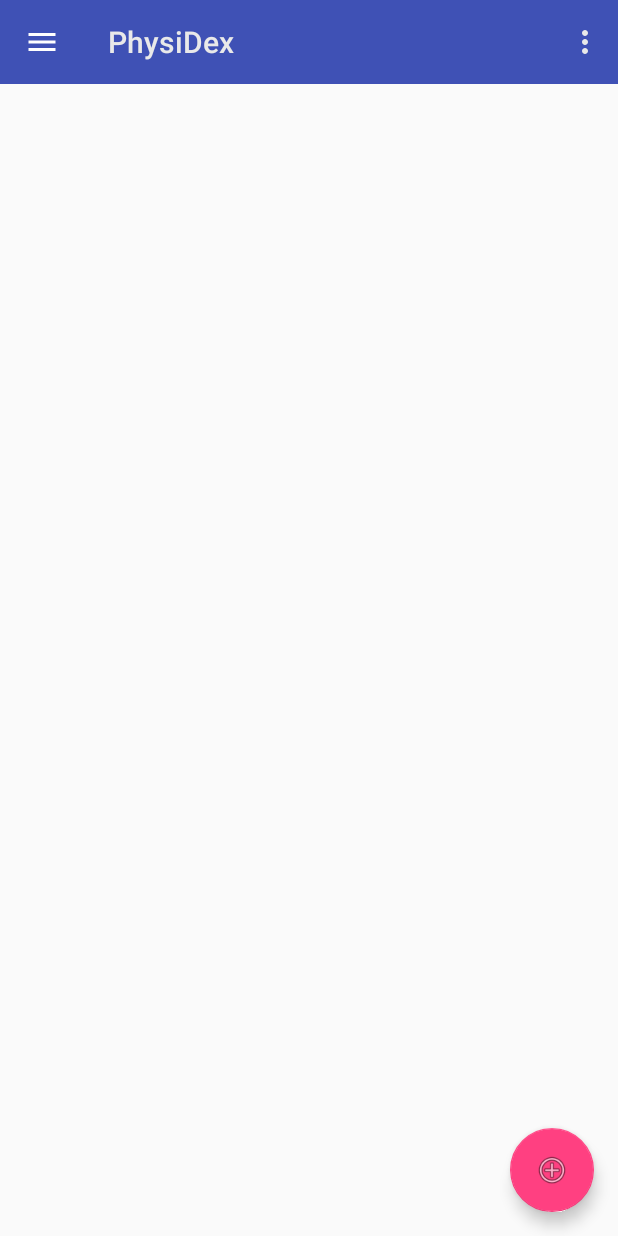
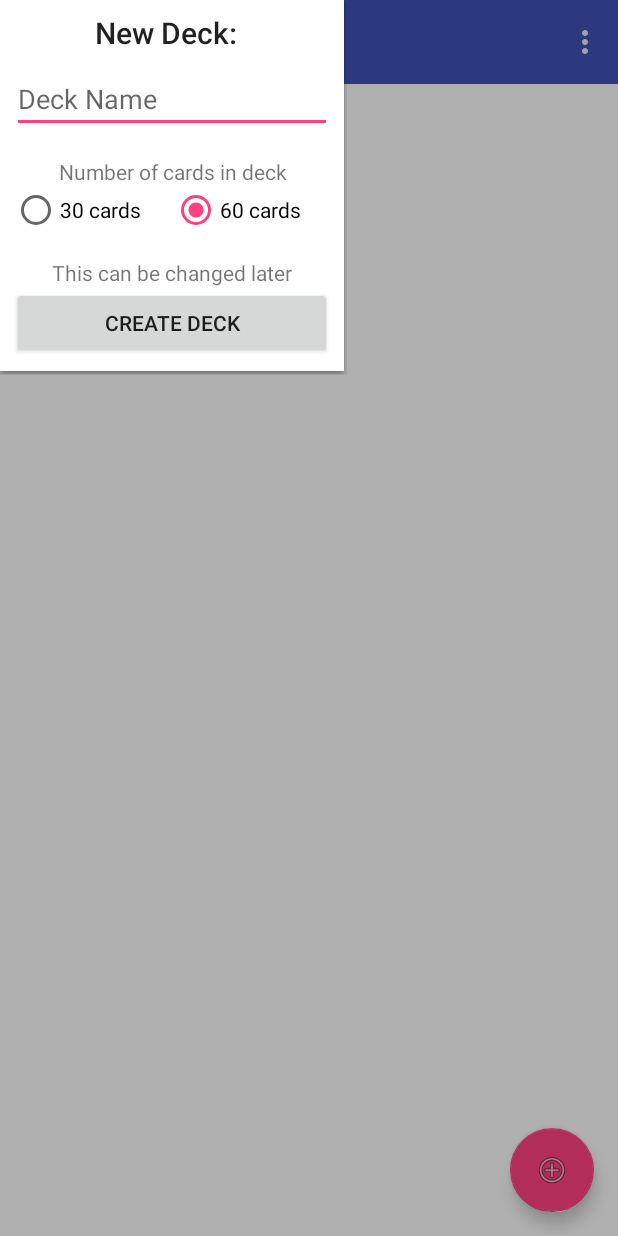
Before and after one commit to garveyn/PhysiDex, an Android app: the fragment DeckManagerFragment placed in its activity, after a tap on an icon or button, on a phone screen of 412 x 824 dp. Run offline under Robolectric (Android 15) with nearby library versions, the phone set to English and light mode, and no system bars; our stand-ins replace Room's generated code; libraries missing offline, so code that uses them is left out: io.pokemontcg, io.pokemontcg.model; 1 statement that could not run was skipped.

Commit message:
Added the ability to add decks

```diff
--- a/app/src/main/java/com/physidex/physidex/pages/DeckDetailActivity.kt
+++ b/app/src/main/java/com/physidex/physidex/pages/DeckDetailActivity.kt
@@ -25,6 +25,7 @@ class DeckDetailActivity : AppCompatActivity() {
         viewManager = LinearLayoutManager(this)
         viewAdapter = DeckDetailAdapter(this)
 
+
         recyclerView = findViewById<RecyclerView>(R.id.recyclerView).apply {
 
             setHasFixedSize(true)
--- a/app/src/main/java/com/physidex/physidex/pages/DeckManagerFragment.kt
+++ b/app/src/main/java/com/physidex/physidex/pages/DeckManagerFragment.kt
@@ -1,13 +1,15 @@
 package com.physidex.physidex.pages
 
+import android.content.Context
 import android.os.Bundle
+import android.view.*
+import android.widget.Button
 import androidx.fragment.app.Fragment
 import androidx.recyclerview.widget.LinearLayoutManager
 import androidx.recyclerview.widget.RecyclerView
-import android.view.LayoutInflater
-import android.view.View
-import android.view.ViewGroup
 import android.widget.EditText
+import android.widget.PopupWindow
+import androidx.constraintlayout.widget.ConstraintLayout
 import androidx.lifecycle.Observer
 import androidx.lifecycle.ViewModelProviders
 import com.google.android.material.floatingactionbutton.FloatingActionButton
@@ -16,6 +18,8 @@ import com.physidex.physidex.adapters.DeckAdapter
 import com.physidex.physidex.database.viewmodels.DeckManagerViewModel
 import com.physidex.physidex.decorations.SeparatorItemDecoration
 import com.physidex.physidex.testClasses.TestData
+
+
 
 class DeckManagerFragment : Fragment(), View.OnClickListener {
 
@@ -60,12 +64,46 @@ class DeckManagerFragment : Fragment(), View.OnClickListener {
         var button: FloatingActionButton = view.findViewById(R.id.new_deck)
         button.setOnClickListener(this)
 
+
+
         return view
     }
 
+
+    /**
+     * Code adapted from:
+     * https://stackoverflow.com/questions/35874001/dim-the-background-using-popupwindow-in-android/46711174
+     *
+     */
+    private fun PopupWindow.dimBehind() {
+        val container = contentView.rootView
+        val context = contentView.context
+        val wm = context.getSystemService(Context.WINDOW_SERVICE) as WindowManager
+        val p = container.layoutParams as WindowManager.LayoutParams
+        p.flags = p.flags or WindowManager.LayoutParams.FLAG_DIM_BEHIND
+        p.dimAmount = 0.3f
+        wm.updateViewLayout(container, p)
+    }
+
     override fun onClick(v: View?) {
-        // do something in response to the button
-        val editText = view!!.findViewById<EditText>(R.id.editText)
+        // Bring up new deck popup
+        val inflater = LayoutInflater.from(context)
+
+        val popupView = inflater.inflate(R.layout.new_deck_popup, null)
+
+        val createDeckPopup = PopupWindow(popupView, ConstraintLayout.LayoutParams.WRAP_CONTENT,
+                ConstraintLayout.LayoutParams.WRAP_CONTENT, true).apply {
+            showAtLocation(view, Gravity.CENTER, 0, 0)
+            dimBehind()
+        }
+
+        val createDeckName = popupView.findViewById<EditText>(R.id.new_deck_name)
+        val createDeckButton = popupView.findViewById<Button>(R.id.new_deck_create)
+
+        createDeckButton.setOnClickListener {
+            // TODO Create a deck
+        }
+
 
     }
 
--- /dev/null
+++ b/app/src/main/res/layout/new_deck_popup.xml
@@ -0,0 +1,95 @@
+<?xml version="1.0" encoding="utf-8"?>
+<androidx.constraintlayout.widget.ConstraintLayout xmlns:android="http://schemas.android.com/apk/res/android"
+    xmlns:app="http://schemas.android.com/apk/res-auto"
+    xmlns:tools="http://schemas.android.com/tools"
+    android:layout_width="wrap_content"
+    android:layout_height="wrap_content"
+    android:background="@color/pureWhite">
+
+    <TextView
+        android:id="@+id/new_deck_title"
+        android:layout_width="wrap_content"
+        android:layout_height="wrap_content"
+        android:layout_marginTop="8dp"
+        android:layout_marginEnd="8dp"
+        android:text="@string/new_deck_title"
+        android:textAppearance="@style/TextAppearance.AppCompat.Title"
+        app:layout_constraintEnd_toEndOf="@+id/new_deck_name"
+        app:layout_constraintStart_toStartOf="@+id/new_deck_name"
+        app:layout_constraintTop_toTopOf="parent" />
+
+    <EditText
+        android:id="@+id/new_deck_name"
+        android:layout_width="wrap_content"
+        android:layout_height="wrap_content"
+        android:layout_marginStart="8dp"
+        android:layout_marginTop="8dp"
+        android:layout_marginEnd="8dp"
+        android:layout_marginBottom="16dp"
+        android:ems="10"
+        android:hint="@string/new_deck_name"
+        android:inputType="textPersonName"
+        app:layout_constraintBottom_toTopOf="@+id/new_deck_card_amount_prompt"
+        app:layout_constraintEnd_toEndOf="parent"
+        app:layout_constraintStart_toStartOf="parent"
+        app:layout_constraintTop_toBottomOf="@+id/new_deck_title"
+        android:importantForAutofill="no"
+        tools:ignore="UnusedAttribute" />
+
+    <TextView
+        android:id="@+id/new_deck_card_amount_prompt"
+        android:layout_width="0dp"
+        android:layout_height="wrap_content"
+        android:gravity="center"
+        android:text="@string/new_deck_num_cards_prompt"
+        app:layout_constraintBottom_toTopOf="@+id/new_deck_card_amount"
+        app:layout_constraintEnd_toEndOf="@+id/new_deck_card_amount"
+        app:layout_constraintStart_toStartOf="@+id/new_deck_card_amount" />
+
+    <RadioGroup
+        android:id="@+id/new_deck_card_amount"
+        android:layout_width="0dp"
+        android:layout_height="wrap_content"
+        android:layout_marginBottom="16dp"
+        android:checkedButton="@+id/radioButton_60"
+        android:orientation="horizontal"
+        app:layout_constraintBottom_toTopOf="@+id/textView3"
+        app:layout_constraintEnd_toEndOf="@+id/new_deck_name"
+        app:layout_constraintStart_toStartOf="@+id/new_deck_name">
+
+        <RadioButton
+            android:id="@+id/radioButton_30"
+            android:layout_width="wrap_content"
+            android:layout_height="wrap_content"
+            android:layout_weight="1"
+            android:text="@string/new_deck_30" />
+
+        <RadioButton
+            android:id="@+id/radioButton_60"
+            android:layout_width="wrap_content"
+            android:layout_height="wrap_content"
+            android:layout_weight="1"
+            android:text="@string/new_deck_60" />
+    </RadioGroup>
+
+    <Button
+        android:id="@+id/new_deck_create"
+        android:layout_width="0dp"
+        android:layout_height="wrap_content"
+        android:layout_marginBottom="8dp"
+        android:text="@string/new_deck_button"
+        app:layout_constraintBottom_toBottomOf="parent"
+        app:layout_constraintEnd_toEndOf="@+id/textView3"
+        app:layout_constraintStart_toStartOf="@+id/textView3" />
+
+    <TextView
+        android:id="@+id/textView3"
+        android:layout_width="0dp"
+        android:layout_height="wrap_content"
+        android:gravity="center"
+        android:text="@string/new_deck_safety_prompt"
+        app:layout_constraintBottom_toTopOf="@+id/new_deck_create"
+        app:layout_constraintEnd_toEndOf="@+id/new_deck_card_amount"
+        app:layout_constraintStart_toStartOf="@+id/new_deck_card_amount" />
+
+</androidx.constraintlayout.widget.ConstraintLayout>
--- a/app/src/main/res/values/colors.xml
+++ b/app/src/main/res/values/colors.xml
@@ -9,6 +9,7 @@
     <color name="play">#4CAF50</color>
     <color name="edit">#68686B</color>
     <color name="titleText">#E9E9E9</color>
+    <color name="pureWhite">#FFFFFF</color>
 
 
     <!-- Card Type Colors -->
--- a/app/src/main/res/values/strings.xml
+++ b/app/src/main/res/values/strings.xml
@@ -1,10 +1,12 @@
 <resources>
+    <!-- Common Strings -->
     <string name="app_name">PhysiDex</string>
-    <string name="edit_message">Enter an owo</string>
     <string name="button_notice">Notice</string>
     <string name="search_pokemon_text">Search for a Pokemon</string>
     <string name="enter_pokemon">Enter a Pokemon</string>
     <string name="search_button">Catch \'Em</string>
+    <string name="plus_symbol">+</string>
+    <string name="minus_symbol">-</string>
 
     <!-- Screen Titles -->
     <string name="deck_manager">Deck Manager</string>
@@ -28,6 +30,13 @@
     <string name="deck_energy">Energy: </string>
     <string name="deck_trainer">Trainers: </string>
     <string name="deck_pokemon">Pokemon: </string>
+    <string name="new_deck_title">New Deck:</string>
+    <string name="new_deck_name">Deck Name</string>
+    <string name="new_deck_num_cards_prompt">Number of cards in deck</string>
+    <string name="new_deck_60">60 cards</string>
+    <string name="new_deck_30">30 cards</string>
+    <string name="new_deck_button">Create deck</string>
+    <string name="new_deck_safety_prompt">This can be changed later</string>
 
     <!-- My Binder -->
     <string name="binder_recent">Recently Added</string>
```
Also changed, not shown: app/src/main/java/com/physidex/physidex/adapters/DeckDetailAdapter.kt (+16 -2 lines), app/src/main/res/layout/deck_manager_card.xml (added, +73 -0 lines).
